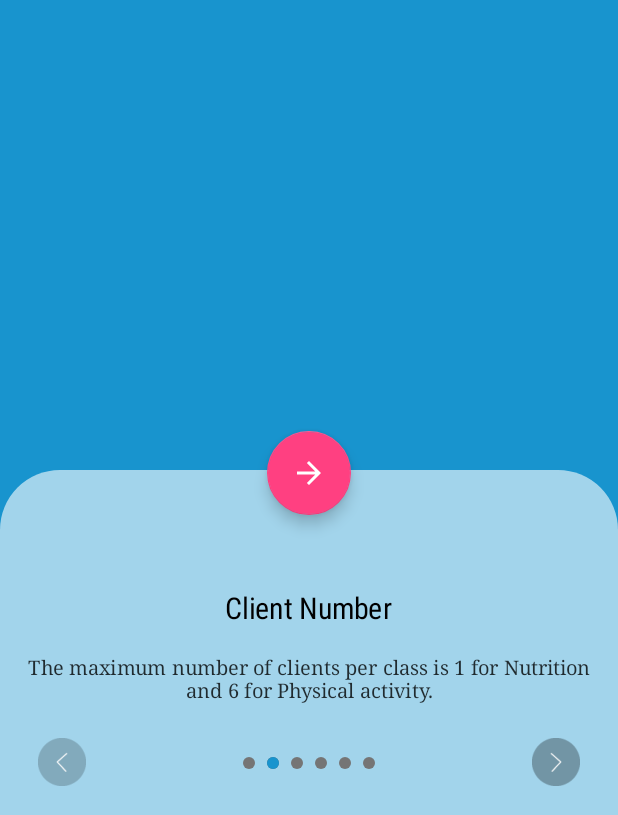
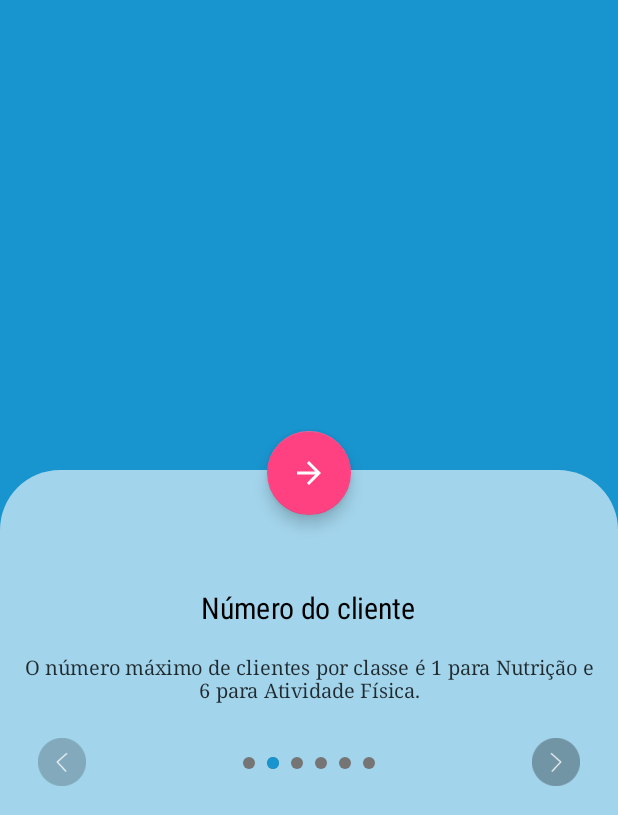
Before and after one commit to AnjumAsif/coachmovecustomerandroid-master, an Android app: the IntroActivity screen opened directly, with no data from a screen before it, after a tap on an icon or button, on a phone screen of 412 x 824 dp, the part 421-1236 px from its top. Run offline under Robolectric (Android 15) with nearby library versions, the light colour scheme and no system bars; plain views replace KenBurnsView.

Commit message:
update code with: -Fix last update of client

```diff
--- a/app/src/main/java/com/coachmovecustomer/activity/IntroActivity.java
+++ b/app/src/main/java/com/coachmovecustomer/activity/IntroActivity.java
@@ -21,28 +21,28 @@ public class IntroActivity extends FancyWalkthroughActivity {
 
         mPrefStore = new PrefStore(this);
         FancyWalkthroughCard fancyWalkThroughCard1 =
-                new FancyWalkthroughCard("Duration",
-                        "The duration of all modalities is 50 minute.",
+                new FancyWalkthroughCard("Duração",
+                        "A duração de todas as modalidades é de 50 minutos.",
                         R.drawable.co_logo);
         FancyWalkthroughCard fancyWalkThroughCard2 =
-                new FancyWalkthroughCard("Client Number",
-                        "The maximum number of clients per class is 1 for Nutrition and 6 for Physical activity.",
+                new FancyWalkthroughCard("Número do cliente",
+                        "O número máximo de clientes por classe é 1 para Nutrição e 6 para Atividade Física.",
                         R.drawable.co_logo);
         FancyWalkthroughCard fancyWalkThroughCard3 =
-                new FancyWalkthroughCard("Hire Coach",
-                        "It is forbidden to hire Coaches outside the App, Coaches may be held liable for.",
+                new FancyWalkthroughCard("Contratar Treinador",
+                        "É proibido contratar treinadores fora do aplicativo, os treinadores podem ser responsabilizados.",
                         R.drawable.co_logo);
         FancyWalkthroughCard fancyWalkThroughCard4 =
-                new FancyWalkthroughCard("Awareness",
-                        "By clicking here you are aware of your health and consider yourself fit for the activities you choose.",
+                new FancyWalkthroughCard("Consciência",
+                        "Ao clicar aqui, você está ciente de sua saúde e se considera apto para as atividades que escolher.",
                         R.drawable.co_logo);
         FancyWalkthroughCard fancyWalkThroughCard5 =
-                new FancyWalkthroughCard("Opening Hours Rule",
-                        "Check the opening hours of the training site and if you will train in gyms if no fees will be charged , if they are charged it is the customer's responsibility to pay",
+                new FancyWalkthroughCard("Regra do Horário de Funcionamento",
+                        "Verifique o horário de funcionamento do site de treinamento e, se você for treinar na academia, sem cobrança de taxas, se for cobrado, é de responsabilidade do cliente pagar",
                         R.drawable.co_logo);
         FancyWalkthroughCard fancyWalkThroughCard6 =
-                new FancyWalkthroughCard("Plan Consultation",
-                        "The amount charged for the nutritional consultation is included 50 face-to-face minutes for anamnesis and the sending of a meal plan. ",
+                new FancyWalkthroughCard("Consulta do plano",
+                        "O valor cobrado pela consulta nutricional inclui 50 minutos presenciais para anamnese e envio de um plano de refeições. ",
                         R.drawable.co_logo);
 
         fancyWalkThroughCard1.setBackgroundColor(R.color.white);
@@ -75,7 +75,7 @@ public class IntroActivity extends FancyWalkthroughActivity {
             page.setTitleColor(R.color.black);
             page.setDescriptionColor(R.color.black);
         }
-        setFinishButtonTitle("Get Started");
+        setFinishButtonTitle("Iniciar");
         showNavigationControls(true);
         setColorBackground(R.color.colorPrimary);
         //setImageBackground(R.drawable.restaurant);
--- a/app/src/main/res/layout/fragment_workout.xml
+++ b/app/src/main/res/layout/fragment_workout.xml
@@ -293,7 +293,7 @@
                     android:text="@string/addPeople"
                     android:textColor="@color/Black"
                     android:textSize="@dimen/_12sp"
-                    android:visibility="gone" />
+                    android:visibility="visible" />
 
                 <!--android:layout_marginLeft="@dimen/_8sdp"-->
 
```
